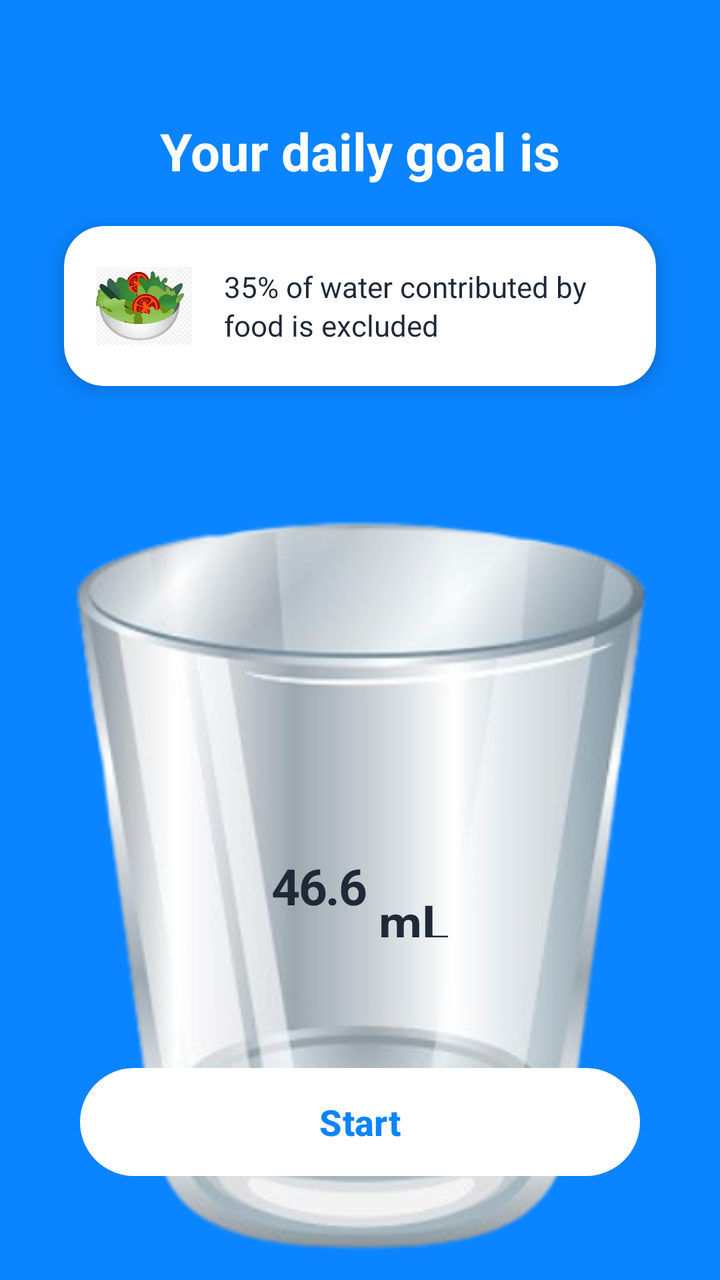
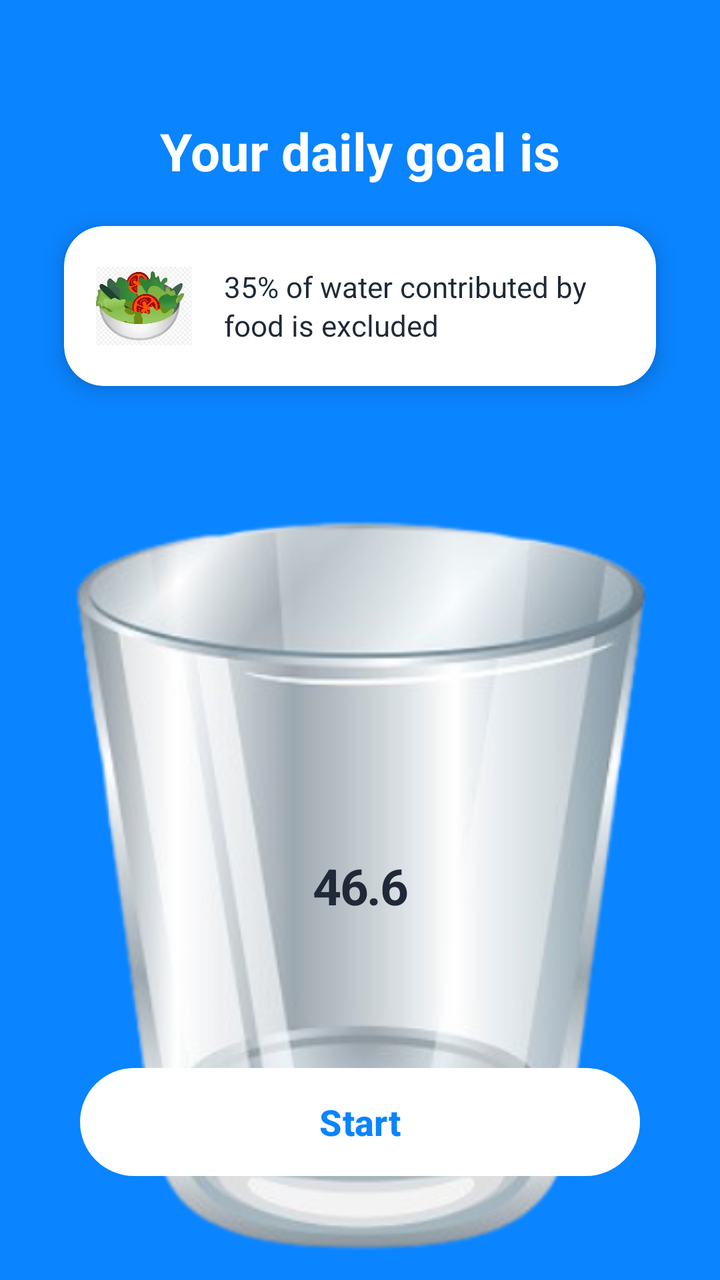

An Android layout rendered at two revisions. The XML below is the earlier revision; the diff shows what the commit changed to produce the second picture.
<!-- AndroidManifest.xml: application theme Theme.WaterReminder -->
<!-- res/layout/activity_daily_goal.xml -->
<?xml version="1.0" encoding="utf-8"?>
<androidx.constraintlayout.widget.ConstraintLayout xmlns:android="http://schemas.android.com/apk/res/android"
    xmlns:app="http://schemas.android.com/apk/res-auto"
    xmlns:tools="http://schemas.android.com/tools"
    android:layout_width="match_parent"
    android:layout_height="match_parent"
    android:background="#0A84FF">

    
    <TextView
        android:id="@+id/tv_title"
        android:layout_width="wrap_content"
        android:layout_height="wrap_content"
        android:text="Your daily goal is"
        android:textSize="26sp"
        android:textColor="#FFFFFF"
        android:textStyle="bold"
        app:layout_constraintTop_toTopOf="parent"
        app:layout_constraintStart_toStartOf="parent"
        app:layout_constraintEnd_toEndOf="parent"
        android:layout_marginTop="58dp" />

    
    <androidx.cardview.widget.CardView
        android:id="@+id/info_card"
        android:layout_width="0dp"
        android:layout_height="wrap_content"
        app:cardCornerRadius="20dp"
        app:cardElevation="6dp"
        app:cardBackgroundColor="#FFFFFF"
        android:layout_marginHorizontal="32dp"
        app:layout_constraintTop_toBottomOf="@id/tv_title"
        android:layout_marginTop="20dp"
        app:layout_constraintStart_toStartOf="parent"
        app:layout_constraintEnd_toEndOf="parent">

        <LinearLayout
            android:layout_width="match_parent"
            android:layout_height="wrap_content"
            android:orientation="horizontal"
            android:padding="16dp"
            android:gravity="center_vertical">

            <ImageView
                android:layout_width="48dp"
                android:layout_height="48dp"
                android:src="@drawable/salad"
                android:layout_marginEnd="16dp" />

            <TextView
                android:layout_width="0dp"
                android:layout_height="wrap_content"
                android:layout_weight="1"
                android:text="35% of water contributed by food is excluded"
                android:textSize="14.5sp"
                android:textColor="#1F2937"
                android:lineSpacingExtra="2dp" />

        </LinearLayout>
    </androidx.cardview.widget.CardView>

    
    
    <FrameLayout
        android:layout_width="500dp"
        android:layout_height="500dp"
        app:layout_constraintTop_toBottomOf="@id/info_card"
        app:layout_constraintStart_toStartOf="parent"
        app:layout_constraintEnd_toEndOf="parent"
        android:layout_marginTop="0dp">

        
        <ImageView
            android:id="@+id/iv_glass"
            android:layout_width="500dp"
            android:layout_height="match_parent"
            android:src="@drawable/glass"
            android:scaleType="fitCenter"
            android:contentDescription="Water Glass" />

        
        <LinearLayout
            android:layout_width="wrap_content"
            android:layout_height="wrap_content"
            android:orientation="horizontal"
            android:layout_gravity="center"
            android:gravity="center_vertical">

            <TextView
                android:id="@+id/tv_goal"
                android:layout_width="wrap_content"
                android:layout_height="wrap_content"
                android:text="46.6"
                android:textSize="25sp"
                android:textColor="#1F2937"
                android:textStyle="bold"
                android:letterSpacing="-0.03" />

            <TextView
                android:id="@+id/tv_unit"
                android:layout_width="wrap_content"
                android:layout_height="wrap_content"
                android:text="mL"
                android:textSize="25sp"
                android:textColor="#1F2937"
                android:textStyle="bold"
                android:layout_marginStart="6dp"
                android:layout_marginTop="18dp" />

        </LinearLayout>

    </FrameLayout>
    
    <com.google.android.material.button.MaterialButton
        android:id="@+id/btn_start"
        android:layout_width="0dp"
        android:layout_height="62dp"
        android:text="Start"
        android:textSize="18sp"
        android:textStyle="bold"
        app:cornerRadius="32dp"
        app:backgroundTint="#FFFFFF"
        android:textColor="#0A84FF"
        app:layout_constraintBottom_toBottomOf="parent"
        app:layout_constraintStart_toStartOf="parent"
        app:layout_constraintEnd_toEndOf="parent"
        android:layout_marginHorizontal="40dp"
        android:layout_marginBottom="48dp" />

</androidx.constraintlayout.widget.ConstraintLayout>
<!-- resources referenced by this layout -->
<resources>
  <!-- drawable glass: png bitmap (drawable, 118796 bytes) -->
  <!-- drawable salad: png bitmap (drawable, 89909 bytes) -->
  <style name="Theme.WaterReminder" parent="Base.Theme.WaterReminder" />
  <style name="Base.Theme.WaterReminder" parent="Theme.Material3.DayNight.NoActionBar">
          
          
      </style>
</resources>

<!-- the commit's change to res/layout/activity_daily_goal.xml (unified diff, before → after) -->
@@ -96,17 +96,6 @@
                 android:textStyle="bold"
                 android:letterSpacing="-0.03" />
 
-            <TextView
-                android:id="@+id/tv_unit"
-                android:layout_width="wrap_content"
-                android:layout_height="wrap_content"
-                android:text="mL"
-                android:textSize="25sp"
-                android:textColor="#1F2937"
-                android:textStyle="bold"
-                android:layout_marginStart="6dp"
-                android:layout_marginTop="18dp" />
-
         </LinearLayout>
 
     </FrameLayout>
